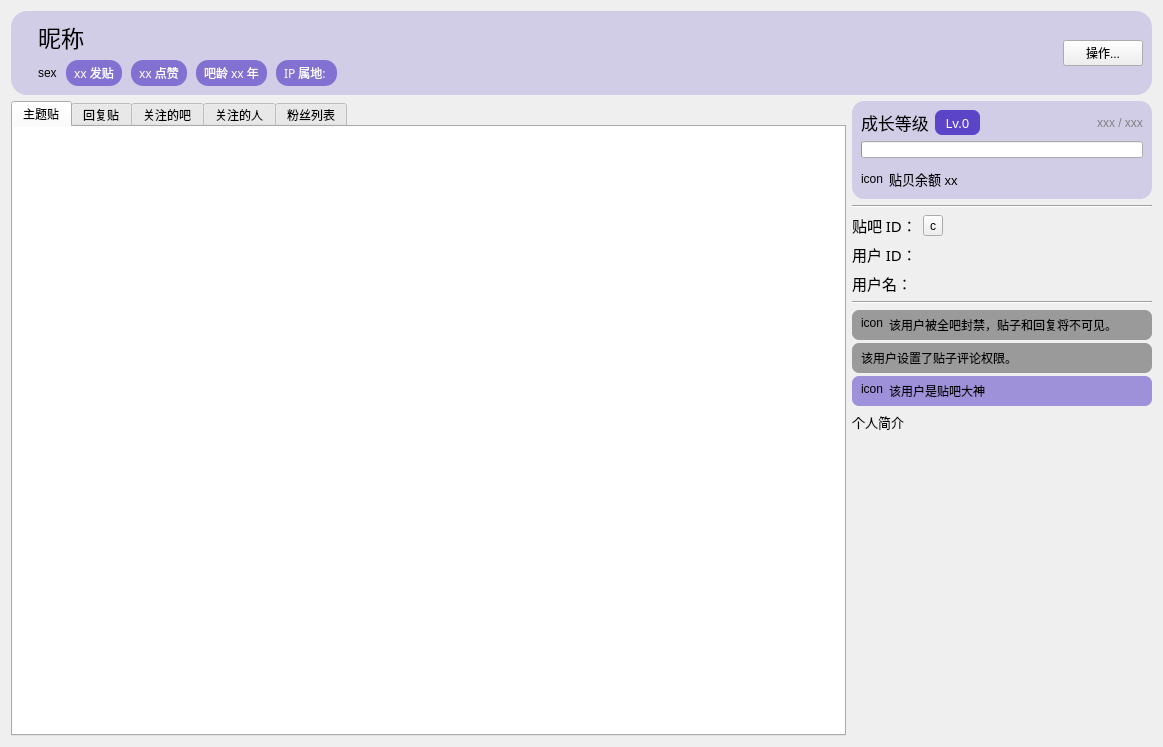
clb-128258/TiebaDesktop, file src/resf/user_home_page.ui: the form before one commit.
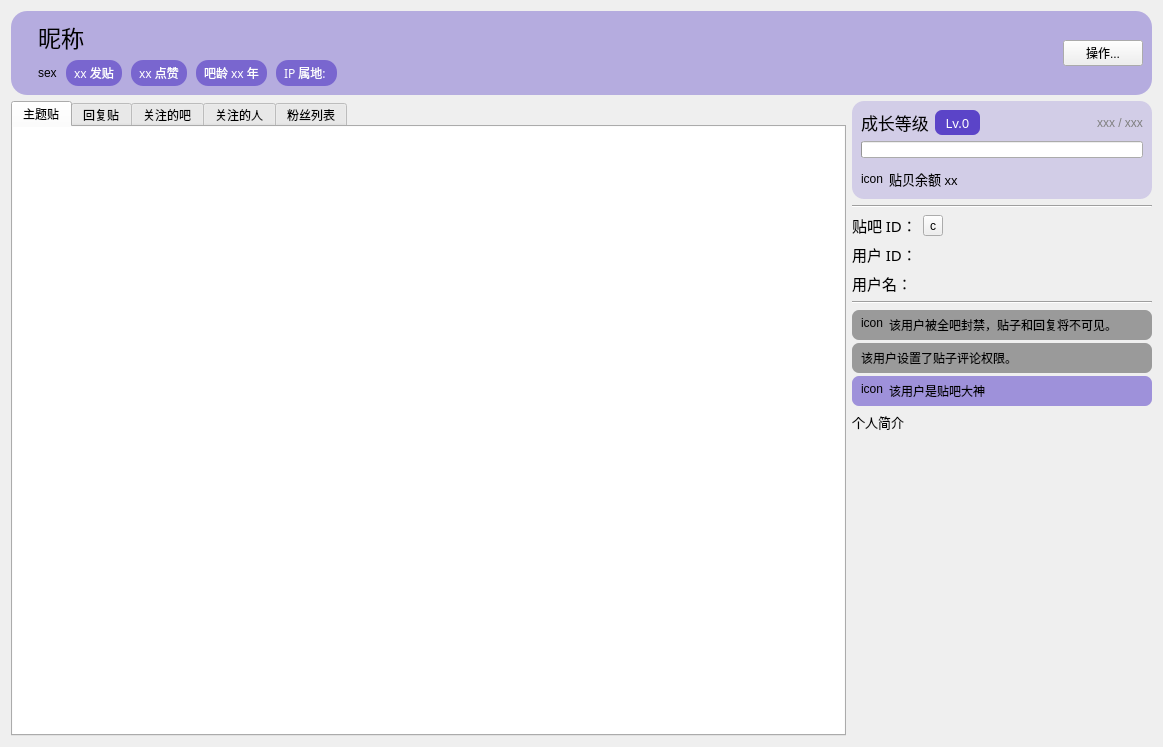
The form after the commit.

```diff
--- a/src/resf/user_home_page.ui
+++ b/src/resf/user_home_page.ui
@@ -30,7 +30,7 @@
      <property name="styleSheet">
       <string notr="true">QFrame#frame{
 	border-radius: 16px;
-	background-color: rgba(91, 68, 200, 50);
+	background-color: rgba(91, 68, 200, 100);
 }</string>
      </property>
      <property name="frameShape">
```
